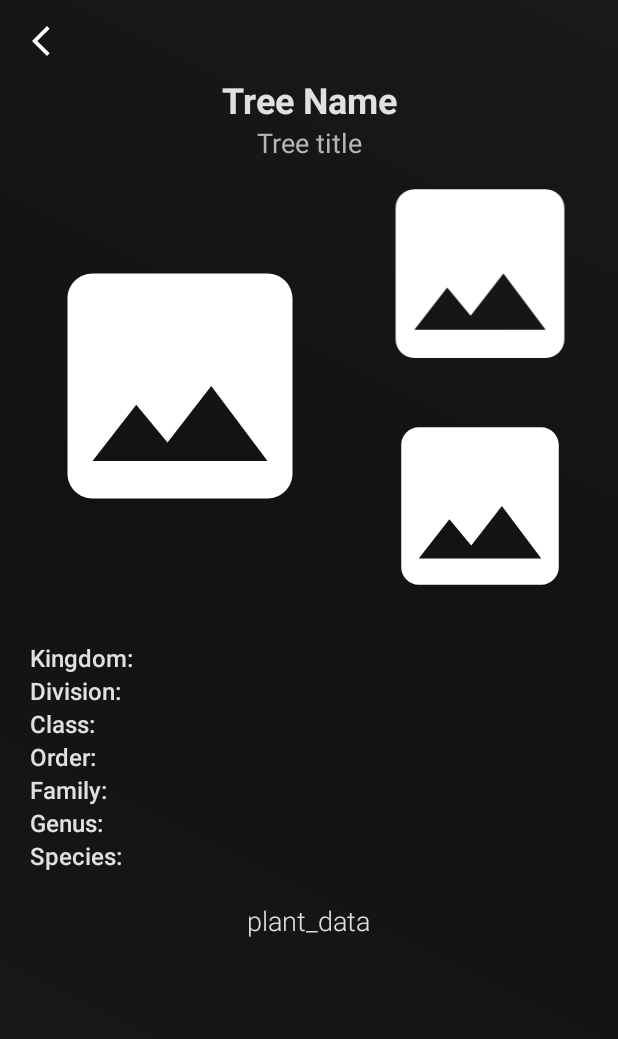
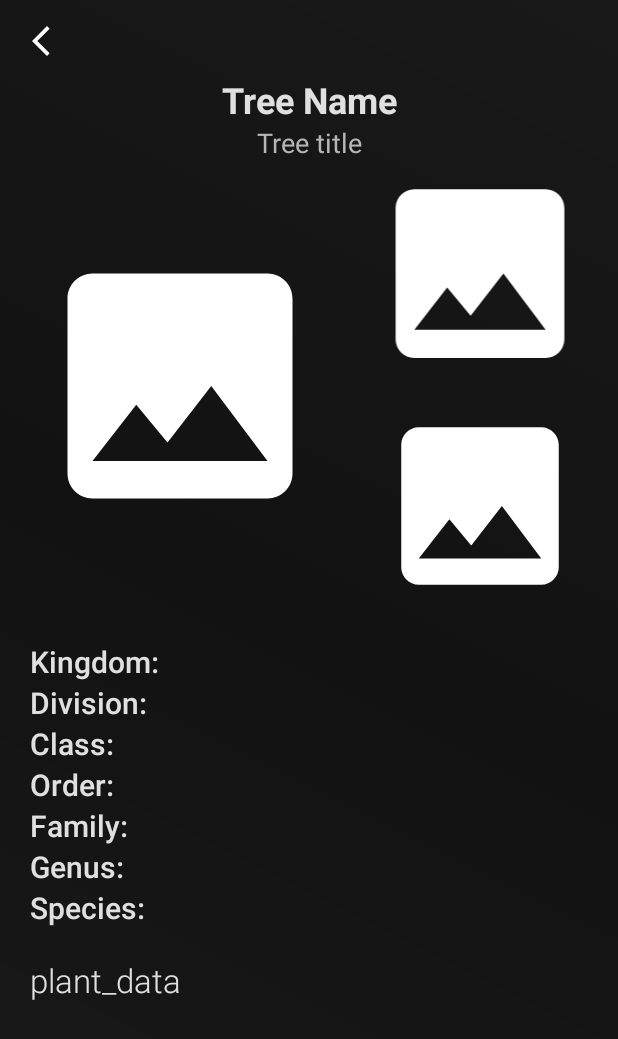
Before and after one commit to satmxd/VVIM-App, an Android app: the layout activity_qrinfo.xml on its own in the app's theme, with its tools: preview values and no code run, on a phone screen of 412 x 824 dp. Shown: the top 1039 px of the screen. Run offline under Robolectric (Android 15) with nearby library versions, the phone set to English and light mode, and no system bars.

Commit message:
fixed qr

```diff
--- a/Android App/app/src/main/res/layout/activity_qrinfo.xml
+++ b/Android App/app/src/main/res/layout/activity_qrinfo.xml
@@ -86,7 +86,7 @@
                 android:text="Kingdom: "
                 android:fontFamily="sans-serif-medium"
                 android:textColor="@color/text_col"
-                android:textSize="16dp" />
+                android:textSize="20dp" />
 
             <TextView
                 android:id="@+id/treedivision"
@@ -95,7 +95,7 @@
                 android:fontFamily="sans-serif-medium"
                 android:text="Division: "
                 android:textColor="@color/text_col"
-                android:textSize="16dp" />
+                android:textSize="20dp" />
 
             <TextView
                 android:id="@+id/treeclass"
@@ -105,7 +105,7 @@
                 android:fontFamily="sans-serif-medium"
 
                 android:textColor="@color/text_col"
-                android:textSize="16dp" />
+                android:textSize="20dp" />
 
             <TextView
                 android:id="@+id/treeorder"
@@ -115,7 +115,7 @@
 
                 android:text="Order: "
                 android:textColor="@color/text_col"
-                android:textSize="16dp" />
+                android:textSize="20dp" />
 
             <TextView
                 android:id="@+id/treefamily"
@@ -125,7 +125,7 @@
 
                 android:text="Family: "
                 android:textColor="@color/text_col"
-                android:textSize="16dp" />
+                android:textSize="20dp" />
 
             <TextView
                 android:id="@+id/treegenus"
@@ -135,7 +135,7 @@
                 android:layout_height="wrap_content"
                 android:text="Genus: "
                 android:textColor="@color/text_col"
-                android:textSize="16dp" />
+                android:textSize="20dp" />
 
             <TextView
                 android:id="@+id/treespecies"
@@ -145,20 +145,19 @@
                 android:layout_height="wrap_content"
                 android:text="Species: "
                 android:textColor="@color/text_col"
-                android:textSize="16dp" />
+                android:textSize="20dp" />
 
             <TextView
                 android:id="@+id/treedetails"
                 android:layout_width="wrap_content"
                 android:layout_height="wrap_content"
-                android:layout_gravity="center_horizontal"
                 android:fontFamily="sans-serif-light"
-
+                android:gravity="fill"
                 android:paddingTop="20dp"
                 android:paddingBottom="20dp"
                 android:text="plant_data"
                 android:textColor="@color/text_col"
-                android:textSize="18dp" />
+                android:textSize="22dp" />
 
         </LinearLayout>
 
```
Also changed, not shown: Android App/app/src/main/java/com/example/treescanner/QRInfoActivity.java (+27 -7 lines), Android App/app/src/main/java/com/example/treescanner/QRScanActivity.java (+3 -4 lines).
